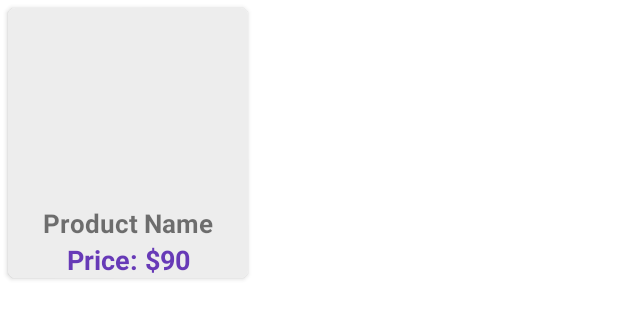
After one commit to FA2500/Furniture4U, an Android app: the layout pop_items.xml on its own in the app's theme, with its tools: preview values and no code run, on a phone screen of 412 x 824 dp. The commit adds this screen. Shown: the top 319 px of the screen. Run offline under Robolectric (Android 15) with nearby library versions, the phone set to English and light mode, and no system bars.

Commit message:
Popular Product

```diff
--- /dev/null
+++ b/app/src/main/res/layout/pop_items.xml
@@ -0,0 +1,73 @@
+<?xml version="1.0" encoding="utf-8"?>
+<androidx.cardview.widget.CardView xmlns:android="http://schemas.android.com/apk/res/android"
+    xmlns:app="http://schemas.android.com/apk/res-auto"
+    android:layout_width="160dp"
+    android:layout_height="wrap_content"
+    android:layout_margin="5dp"
+    android:padding="5dp"
+    app:cardCornerRadius="5dp">
+
+    <androidx.constraintlayout.widget.ConstraintLayout
+        android:layout_width="match_parent"
+        android:layout_height="match_parent"
+        android:background="#EDEDED">
+
+        <ImageView
+            android:id="@+id/all_img"
+            android:layout_width="120dp"
+            android:layout_height="120dp"
+            android:layout_marginTop="5dp"
+            android:scaleType="centerCrop"
+            app:layout_constraintEnd_toEndOf="parent"
+            app:layout_constraintStart_toStartOf="parent"
+            app:layout_constraintTop_toTopOf="parent" />
+
+
+        <TextView
+            android:id="@+id/all_product_name"
+            android:layout_width="wrap_content"
+            android:layout_height="wrap_content"
+            android:layout_marginTop="6dp"
+            android:text="Product Name"
+            android:textSize="17sp"
+            android:textStyle="bold"
+            app:layout_constraintEnd_toEndOf="parent"
+            app:layout_constraintStart_toStartOf="parent"
+            app:layout_constraintTop_toBottomOf="@+id/all_img" />
+
+        <androidx.constraintlayout.widget.ConstraintLayout
+            android:layout_width="wrap_content"
+            android:layout_height="wrap_content"
+            app:layout_constraintEnd_toEndOf="@+id/all_img"
+            app:layout_constraintStart_toStartOf="@+id/all_img"
+            app:layout_constraintTop_toBottomOf="@+id/all_product_name">
+
+            <TextView
+                android:id="@+id/dollar"
+                android:layout_width="match_parent"
+                android:layout_height="wrap_content"
+                android:text="Price: $"
+                android:textColor="#673AB7"
+                android:textSize="18sp"
+                android:textStyle="bold"
+                app:layout_constraintBottom_toBottomOf="parent"
+                app:layout_constraintEnd_toEndOf="parent"
+                app:layout_constraintHorizontal_bias="0"
+                app:layout_constraintStart_toStartOf="parent" />
+
+            <TextView
+                android:id="@+id/all_price"
+                android:layout_width="match_parent"
+                android:layout_height="wrap_content"
+                android:text="90"
+                android:textColor="#673AB7"
+                android:textSize="18sp"
+                android:textStyle="bold"
+                app:layout_constraintBottom_toBottomOf="@+id/dollar"
+                app:layout_constraintStart_toEndOf="@+id/dollar"
+                app:layout_constraintTop_toTopOf="@+id/dollar" />
+
+
+        </androidx.constraintlayout.widget.ConstraintLayout>
+    </androidx.constraintlayout.widget.ConstraintLayout>
+</androidx.cardview.widget.CardView>
```
Also changed, not shown: app/src/main/java/my/fa250/furniture4u/auth/EmailLoginActivity.java (+59 -0 lines), app/src/main/java/my/fa250/furniture4u/com/HomePageActivity.java (+20 -2 lines), app/src/main/java/my/fa250/furniture4u/comAdapter/PopAdapter.java (added, +64 -0 lines), app/src/main/java/my/fa250/furniture4u/model/PopModel.java (added, +64 -0 lines), app/src/main/res/drawable/banner.png (added).
